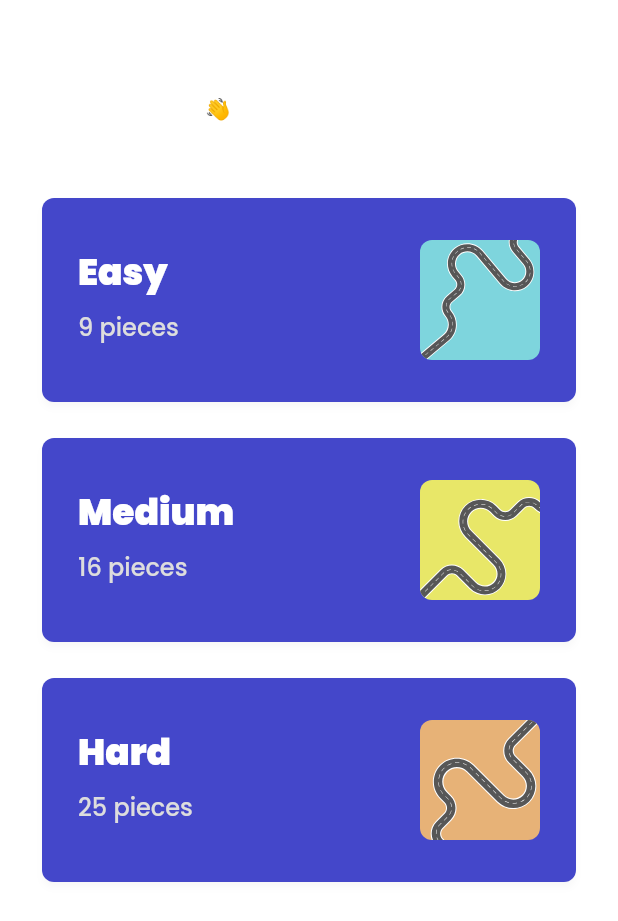
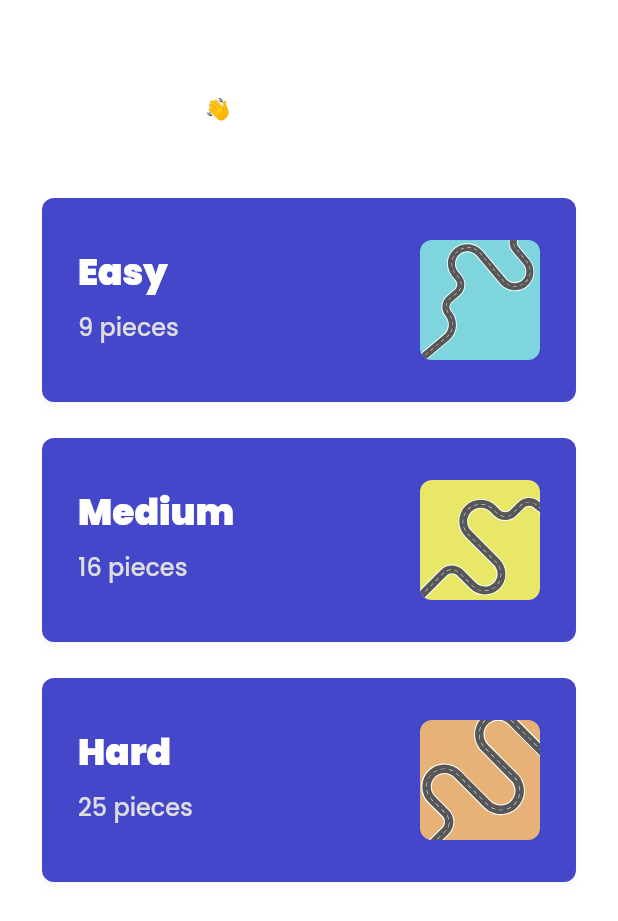
Before and after one commit to hackathonz/erichthonius-flutter-puzzle-hack-2022, a Flutter app: the ChooseDifficultyView screen opened directly, on a phone screen of 412 x 824 dp. Shown: the top 921 px of the screen. Run offline on Flutter 3.47's test engine with Material 2 defaults, Android fonts, the phone set to English and light mode, and no system bars; our stand-ins replace bloc, flutter_bloc, flutter_svg, flutter_switch, google_fonts; missing offline and left inert: colorize_lumberdash, lumberdash.

Commit message:
Update icons and assets

```diff
--- a/lib/widgets/icons.dart
+++ b/lib/widgets/icons.dart
@@ -47,7 +47,7 @@ class IconBase extends StatelessWidget {
 class SwapItIcons {
   static const String _fontFamily = 'icomoon';
 
-  static const IconData add = IconData(0xe900, fontFamily: _fontFamily);
+ static const IconData add = IconData(0xe900, fontFamily: _fontFamily);
   static const IconData back = IconData(0xe901, fontFamily: _fontFamily);
   static const IconData chevron = IconData(0xe902, fontFamily: _fontFamily);
   static const IconData close = IconData(0xe903, fontFamily: _fontFamily);
@@ -57,7 +57,8 @@ class SwapItIcons {
   static const IconData lock = IconData(0xe907, fontFamily: _fontFamily);
   static const IconData pencil = IconData(0xe908, fontFamily: _fontFamily);
   static const IconData profile = IconData(0xe909, fontFamily: _fontFamily);
-  static const IconData settings = IconData(0xe90a, fontFamily: _fontFamily);
-  static const IconData star = IconData(0xe90b, fontFamily: _fontFamily);
-  static const IconData stargrey = IconData(0xe90c, fontFamily: _fontFamily);
+  static const IconData puzzle = IconData(0xe90a, fontFamily: _fontFamily);
+  static const IconData settings = IconData(0xe90b, fontFamily: _fontFamily);
+  static const IconData star = IconData(0xe90c, fontFamily: _fontFamily);
+  static const IconData stargrey = IconData(0xe90d, fontFamily: _fontFamily);
 }
```
Also changed, not shown: assets/fonts/selection.json (+1 -1 lines), assets/fonts/icomoon.ttf, assets/images/hard_map_preview.svg.
